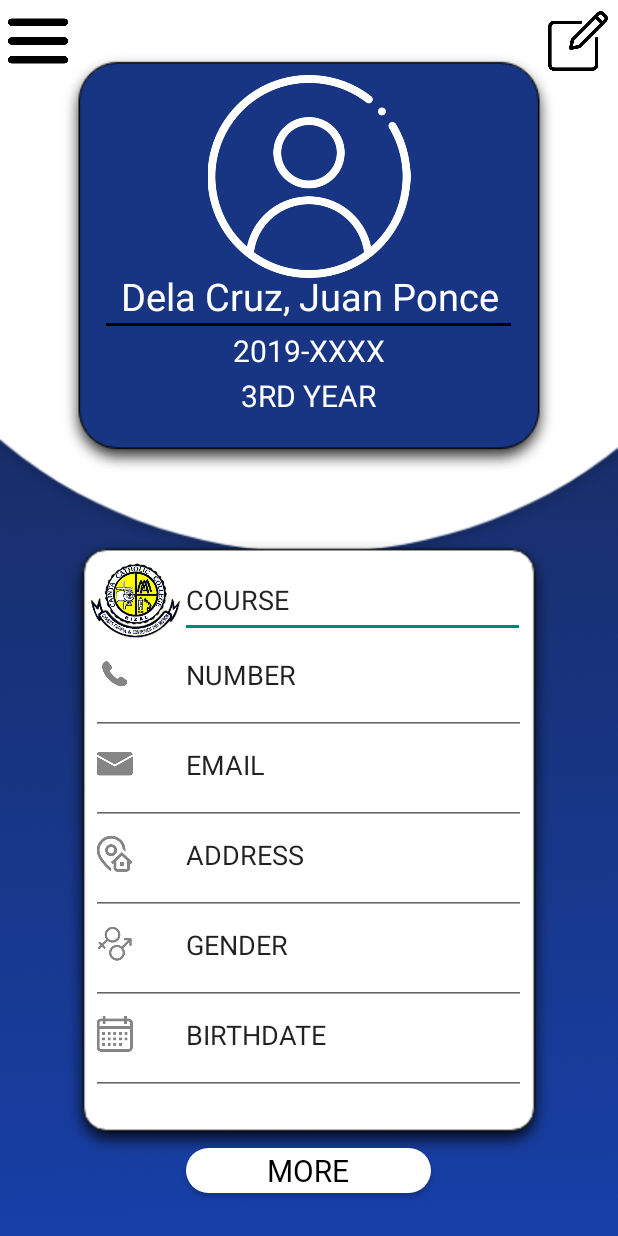
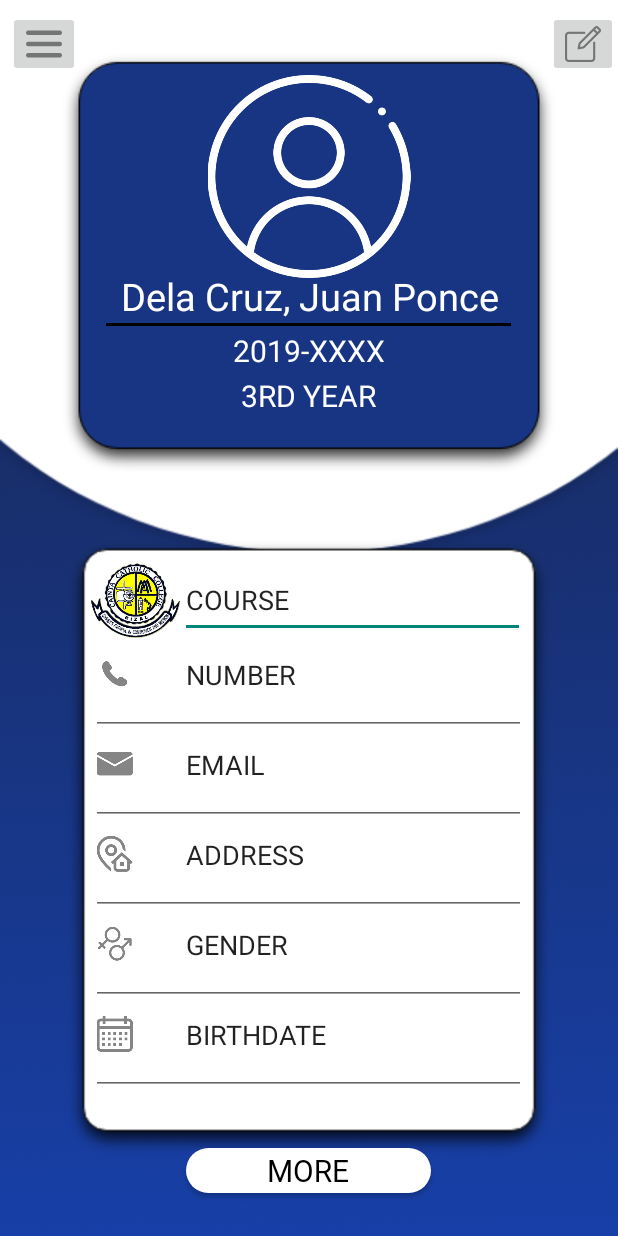
Before and after one commit to Pre-Enrollment-APP/PRE-ENROLLMENT-APP-AND-EVALUATION-SYSTEM, an Android app: the profile screen opened directly, with no data from a screen before it, on a phone screen of 412 x 824 dp. Run offline under Robolectric (Android 15) with nearby library versions, the phone set to English and light mode, and no system bars.

Commit message:
added image buttons only profile evaluation and student info edited with image buttons

```diff
--- a/app/src/main/res/layout/profile.xml
+++ b/app/src/main/res/layout/profile.xml
@@ -7,19 +7,21 @@
     android:background="@drawable/bg3"
     tools:context=".profile">
 
-    <ImageView
-        android:layout_width="40dp"
-        android:layout_height="40dp"
+    <ImageButton
+        android:id="@+id/menubutton"
+        android:layout_width="wrap_content"
+        android:layout_height="wrap_content"
         android:layout_marginLeft="5dp"
         android:layout_marginTop="7dp"
-        android:src="@drawable/darkmenu" />
+        android:src="@drawable/menudark"/>
 
-    <ImageView
-        android:layout_width="40dp"
-        android:layout_height="40dp"
+    <ImageButton
+        android:id="@+id/editbutton"
+        android:layout_width="wrap_content"
+        android:layout_height="wrap_content"
         android:layout_marginLeft="365dp"
         android:layout_marginTop="7dp"
-        android:src="@drawable/editing" />
+        android:src="@drawable/editbutton"/>
 
     <ImageView
         android:layout_width="400dp"
```
Also changed, not shown: app/src/main/res/layout/evaluationform.xml (+6 -4 lines), app/src/main/res/layout/studentinfo.xml (+10 -8 lines), app/src/main/res/drawable-hdpi/editbutton.png (added), app/src/main/res/drawable-hdpi/menudark.png (added), app/src/main/res/drawable-hdpi/menulight.png (added), app/src/main/res/drawable-mdpi/editbutton.png (added), app/src/main/res/drawable-mdpi/menudark.png (added), app/src/main/res/drawable-mdpi/menulight.png (added), app/src/main/res/drawable-xhdpi/editbutton.png (added), app/src/main/res/drawable-xhdpi/menudark.png (added), app/src/main/res/drawable-xhdpi/menulight.png (added), app/src/main/res/drawable-xxhdpi/editbutton.png (added), app/src/main/res/drawable-xxhdpi/menudark.png (added), app/src/main/res/drawable-xxhdpi/menulight.png (added), 3 more files.
